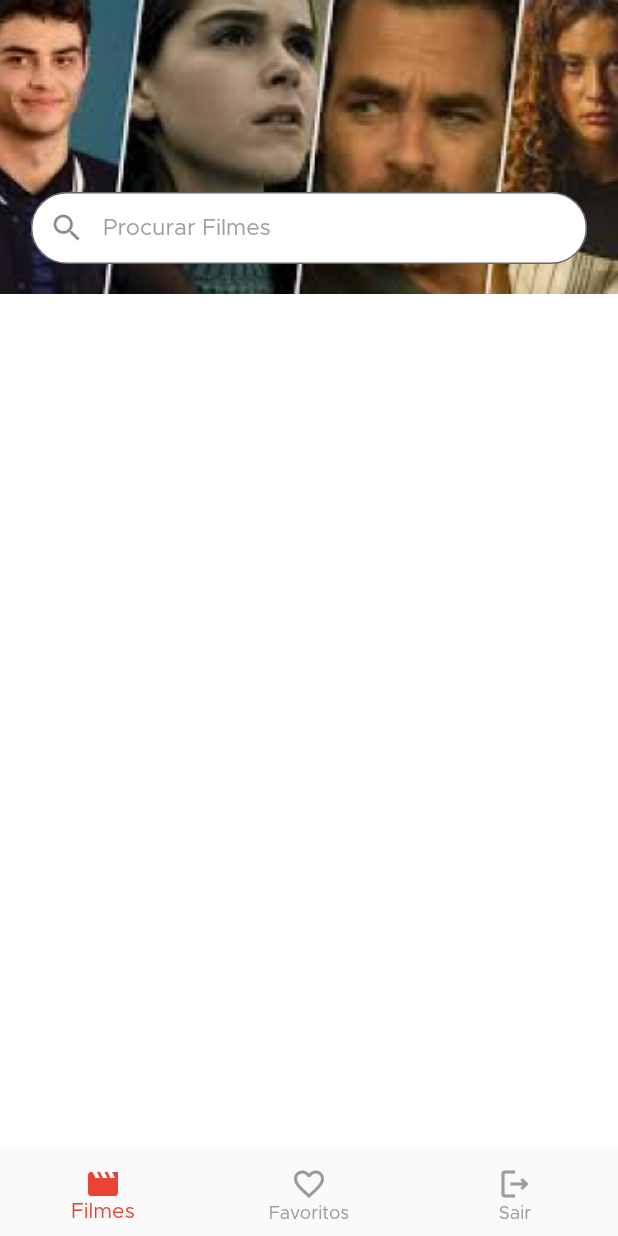
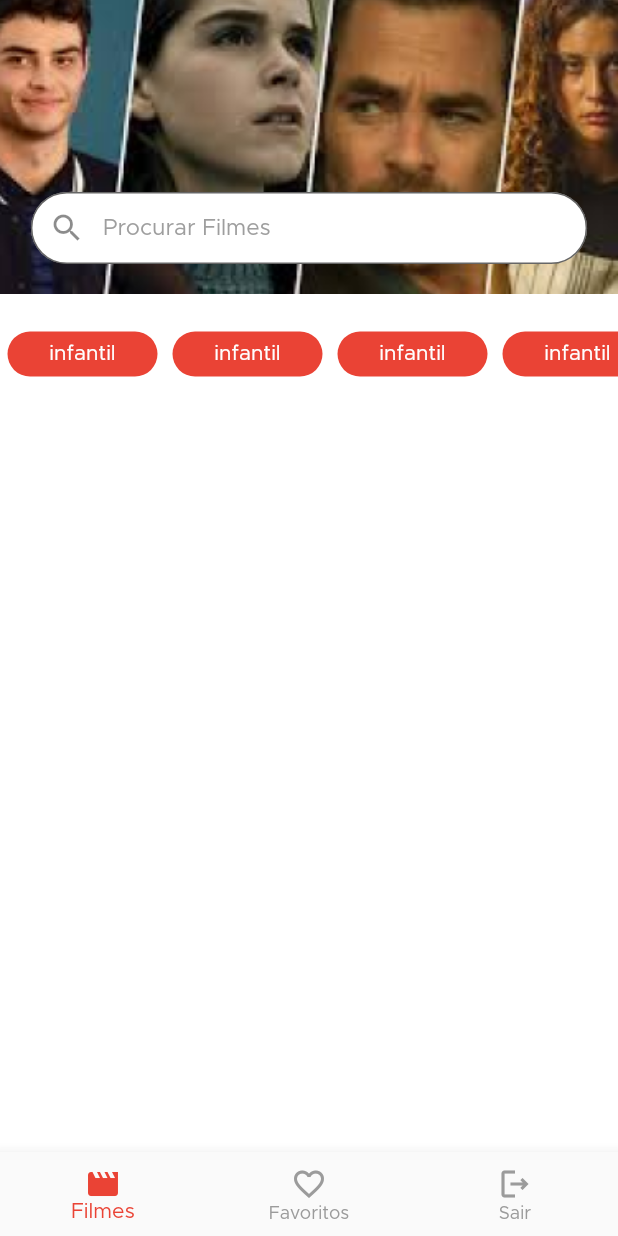
Before and after one commit to s7Thiago/filmes_app, a Flutter app: the screen it shows once a user with an empty profile is signed in, on a phone screen of 412 x 824 dp. Run offline on Flutter 3.47's test engine with Material 2 defaults, Android fonts, the phone set to English and light mode, and no system bars; our stand-ins replace firebase_auth, firebase_core, firebase_remote_config, flutter_signin_button, get, google_sign_in; accounts and stored records are empty.

Commit message:
Added movies filter widget

```diff
--- a/lib/modules/movies/movies_page.dart
+++ b/lib/modules/movies/movies_page.dart
@@ -1,3 +1,4 @@
+import 'package:filmes_app/modules/movies/widgets/movies_filters.dart';
 import 'package:filmes_app/modules/movies/widgets/movies_header.dart';
 import 'package:flutter/material.dart';
 import 'package:get/get.dart';
@@ -11,9 +12,7 @@ class MoviesPage extends StatelessWidget {
     return SizedBox(
       width: Get.width,
       child: ListView(
-        children: const [
-          MoviesHeader(),
-        ],
+        children: const [MoviesHeader(), MoviesFilters(),],
       ),
     );
   }
--- /dev/null
+++ b/lib/modules/movies/widgets/filter_tag.dart
@@ -0,0 +1,26 @@
+import 'package:filmes_app/application/ui/theme_extensions.dart';
+import 'package:flutter/material.dart';
+
+class FilterTag extends StatelessWidget {
+  const FilterTag({Key? key}) : super(key: key);
+
+  @override
+  Widget build(BuildContext context) {
+    return Container(
+      constraints: const BoxConstraints(minWidth: 100, minHeight: 30),
+      alignment: Alignment.center,
+      margin: const EdgeInsets.all(5),
+      decoration: BoxDecoration(
+        color: context.themeRed,
+        borderRadius: BorderRadius.circular(30),
+      ),
+      child: const Text(
+        'infantil',
+        style: TextStyle(
+          color: Colors.white,
+          fontSize: 14,
+        ),
+      ),
+    );
+  }
+}
--- /dev/null
+++ b/lib/modules/movies/widgets/movies_filters.dart
@@ -0,0 +1,25 @@
+import 'package:filmes_app/modules/movies/widgets/filter_tag.dart';
+import 'package:flutter/material.dart';
+
+class MoviesFilters extends StatelessWidget {
+  const MoviesFilters({Key? key}) : super(key: key);
+
+  @override
+  Widget build(BuildContext context) {
+    return Padding(
+      padding: const EdgeInsets.only(top: 20.0),
+      child: SingleChildScrollView(
+        scrollDirection: Axis.horizontal,
+        child: Row(
+          children: const [
+            FilterTag(),
+            FilterTag(),
+            FilterTag(),
+            FilterTag(),
+            FilterTag(),
+          ],
+        ),
+      ),
+    );
+  }
+}
```
